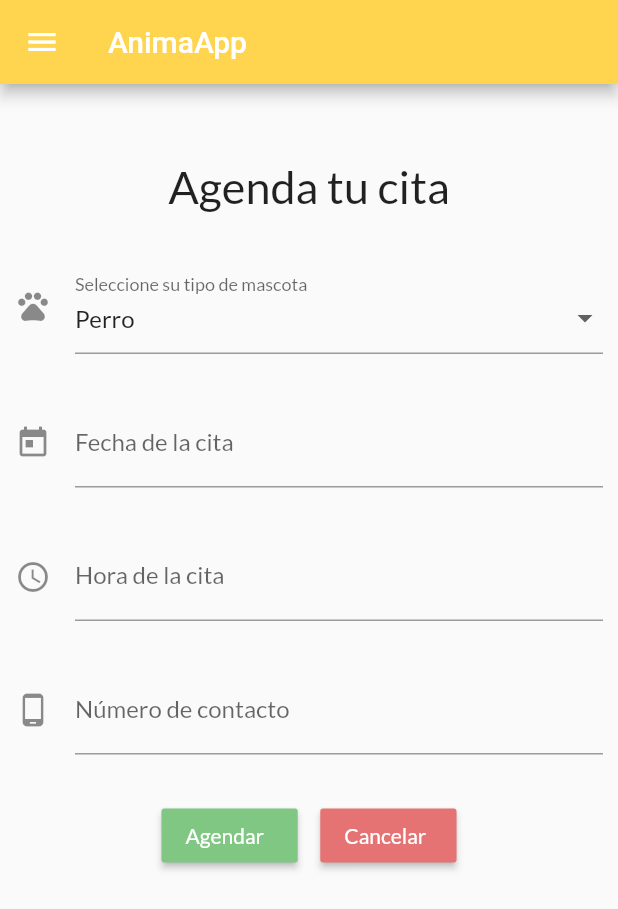
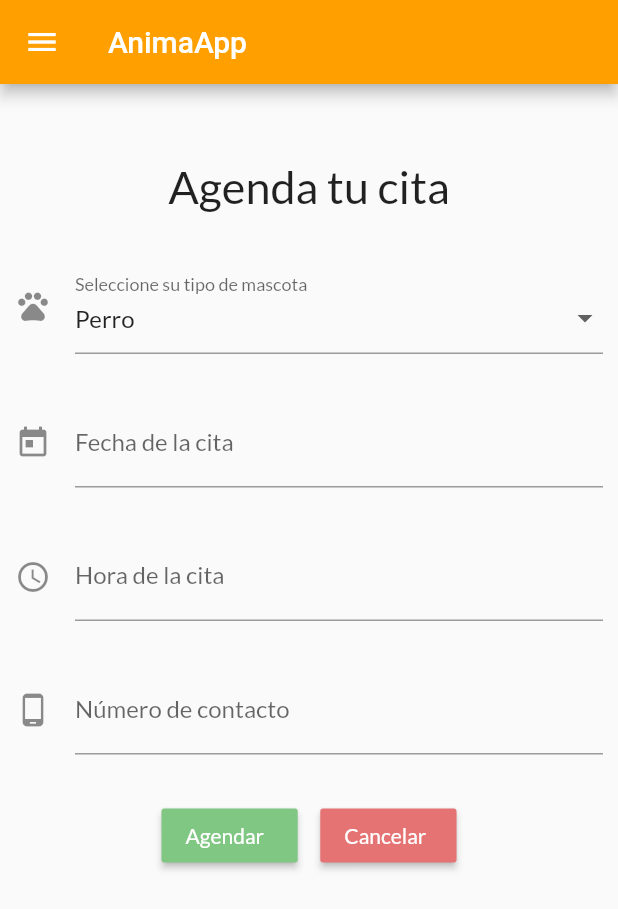
Before and after one commit to SergioMilagritoRiveros/App-Interactivas, a Flutter app: the ScheduleForm screen opened directly, on a phone screen of 412 x 824 dp. Shown: the top 909 px of the screen. Run offline on Flutter 3.47's test engine with Material 2 defaults, Android fonts, the phone set to English and light mode, and no system bars; our stand-ins replace google_fonts; network calls fail.

Commit message:
change nav drawer color

```diff
--- a/lib/views/ScheduleForm.dart
+++ b/lib/views/ScheduleForm.dart
@@ -106,7 +106,7 @@ class _ScheduleForm extends State<ScheduleForm> {
       drawer: NavDrawer(),
       appBar: AppBar(
         title: Text('AnimaApp'),
-        backgroundColor: Colors.amber[300],
+        backgroundColor: Colors.amber[700],
       ),
       backgroundColor: Colors.amberAccent[50],
       body: SingleChildScrollView(
--- a/lib/views/ScheduledAppointment.dart
+++ b/lib/views/ScheduledAppointment.dart
@@ -16,7 +16,7 @@ class _ScheduledAppointmentState extends State<ScheduledAppointment> {
       drawer: NavDrawer(),
       appBar: AppBar(
         title: Text('AnimaApp'),
-        backgroundColor: Colors.amber[300],
+        backgroundColor: Colors.amber[700],
       ),
       backgroundColor: Colors.amberAccent[50],
       body: ListView(
```
